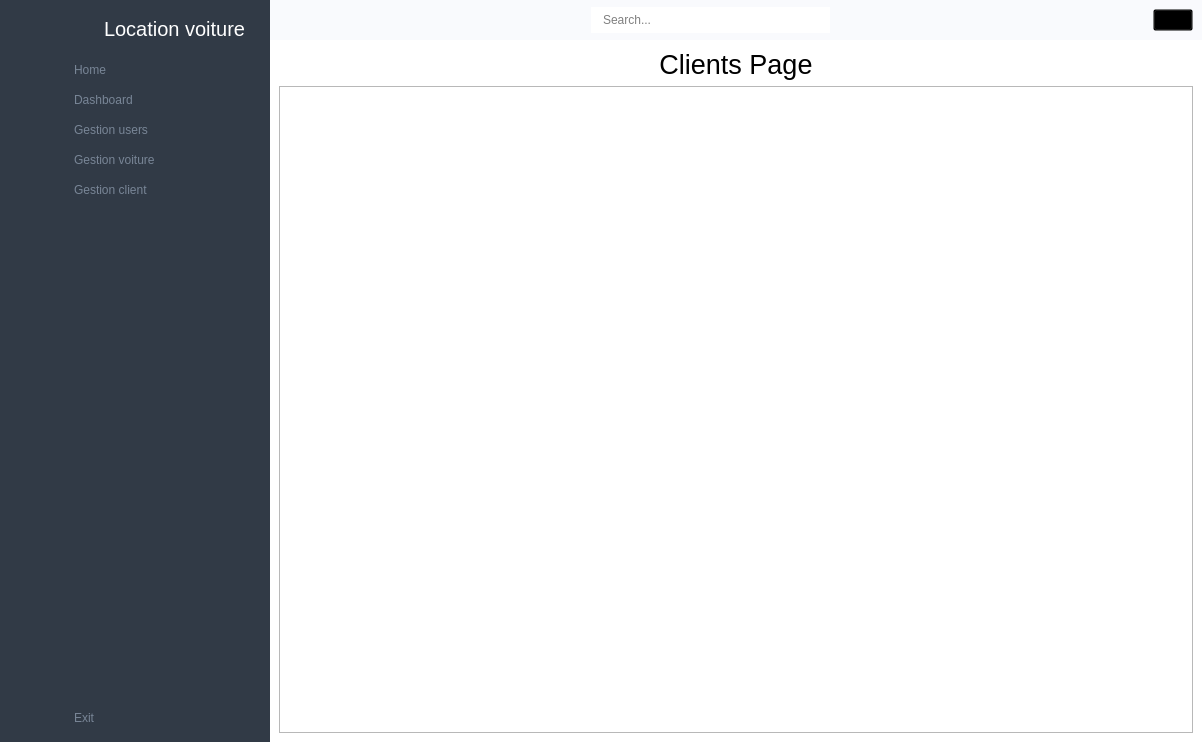
This is main_ui.ui in walidhabbach/Car-Rental-Desktop-app as Qt 5 draws it before an edit. The edited form follows.
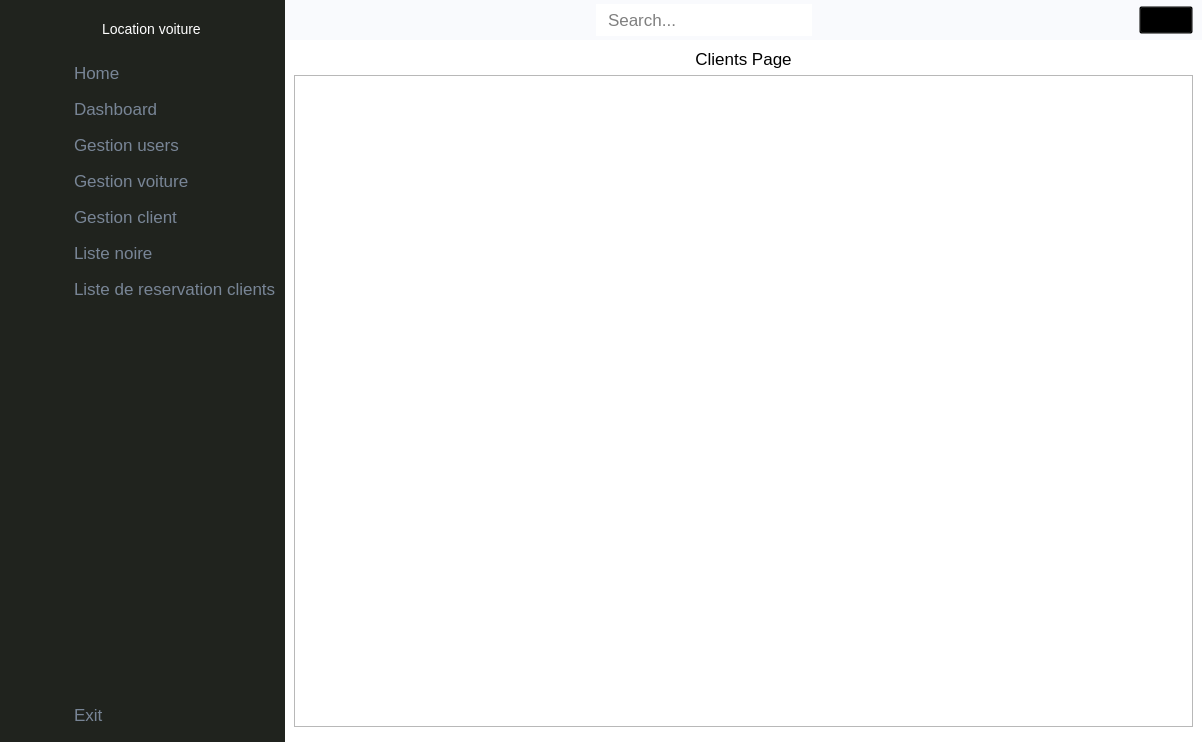
This is the edited form. The open tabs and pages were chosen to show the change. Icons and pictures are not drawn.

```diff
--- a/main_ui.ui
+++ b/main_ui.ui
@@ -16,6 +16,9 @@
   <property name="styleSheet">
    <string notr="true">/*= Style for mainwindow START
   ==================================================== */
+	*{
+		font-size: 17px;
+	}
 	#MainWindow {
 		background-color: #fff;
 	}
@@ -53,7 +56,7 @@
 	#icon_only_widget QPushButton, QLabel {
 		height:50px;
 		border:none;
-		/* border-bottom: 1px solid #b0b0b0; */
+		 /*border-bottom: 1px solid #b0b0b0; */
 	}
 
 	#icon_only_widget QPushButton:hover {
@@ -153,6 +156,9 @@
     </property>
     <item row="0" column="0">
      <widget class="QWidget" name="icon_only_widget" native="true">
+      <property name="styleSheet">
+       <string notr="true">background-color: rgb(32,35,30)</string>
+      </property>
       <layout class="QVBoxLayout" name="verticalLayout_3">
        <property name="spacing">
         <number>0</number>
@@ -185,6 +191,9 @@
              <height>50</height>
             </size>
            </property>
+           <property name="styleSheet">
+            <string notr="true">background-color: rgb(32,35,30)</string>
+           </property>
            <property name="text">
             <string/>
            </property>
@@ -203,6 +212,9 @@
          <property name="spacing">
           <number>0</number>
          </property>
+         <property name="sizeConstraint">
+          <enum>QLayout::SetMaximumSize</enum>
+         </property>
          <item>
           <widget class="QPushButton" name="home_btn_2">
            <property name="text">
@@ -323,6 +335,13 @@
            </property>
           </widget>
          </item>
+         <item>
+          <widget class="QPushButton" name="reservation_btn2">
+           <property name="text">
+            <string/>
+           </property>
+          </widget>
+         </item>
         </layout>
        </item>
        <item>
@@ -360,6 +379,9 @@
     </item>
     <item row="0" column="1">
      <widget class="QWidget" name="full_menu_widget" native="true">
+      <property name="styleSheet">
+       <string notr="true">background-color: rgb(32,35,30)</string>
+      </property>
       <layout class="QVBoxLayout" name="verticalLayout_4">
        <item>
         <layout class="QHBoxLayout" name="horizontalLayout_2">
@@ -395,9 +417,12 @@
           <widget class="QLabel" name="logo_label_3">
            <property name="font">
             <font>
-             <pointsize>15</pointsize>
+             <pointsize>-1</pointsize>
             </font>
            </property>
+           <property name="styleSheet">
+            <string notr="true">font-size:14px</string>
+           </property>
            <property name="text">
             <string>Location voiture</string>
            </property>
@@ -530,6 +555,35 @@
            </property>
           </widget>
          </item>
+         <item>
+          <widget class="QPushButton" name="liste_noire_btn">
+           <property name="styleSheet">
+            <string notr="true">checked:#fff</string>
+           </property>
+           <property name="text">
+            <string>Liste noire</string>
+           </property>
+           <property name="checkable">
+            <bool>true</bool>
+           </property>
+           <property name="autoExclusive">
+            <bool>true</bool>
+           </property>
+          </widget>
+         </item>
+         <item>
+          <widget class="QPushButton" name="reserv">
+           <property name="text">
+            <string>Liste de reservation clients</string>
+           </property>
+           <property name="checkable">
+            <bool>true</bool>
+           </property>
+           <property name="autoExclusive">
+            <bool>true</bool>
+           </property>
+          </widget>
+         </item>
         </layout>
        </item>
        <item>
@@ -539,8 +593,8 @@
          </property>
          <property name="sizeHint" stdset="0">
           <size>
-           <width>20</width>
-           <height>373</height>
+           <width>0</width>
+           <height>0</height>
           </size>
          </property>
         </spacer>
@@ -698,7 +752,7 @@
        <item>
         <widget class="QStackedWidget" name="stackedWidget">
          <property name="currentIndex">
-          <number>4</number>
+          <number>6</number>
          </property>
          <widget class="QWidget" name="home">
           <layout class="QGridLayout" name="gridLayout_2">
@@ -706,7 +760,7 @@
             <widget class="QLabel" name="label_4">
              <property name="font">
               <font>
-               <pointsize>20</pointsize>
+               <pointsize>-1</pointsize>
               </font>
              </property>
              <property name="text">
@@ -725,7 +779,7 @@
             <widget class="QLabel" name="label_5">
              <property name="font">
               <font>
-               <pointsize>20</pointsize>
+               <pointsize>-1</pointsize>
               </font>
              </property>
              <property name="text">
@@ -744,7 +798,7 @@
             <widget class="QLabel" name="label_6">
              <property name="font">
               <font>
-               <pointsize>20</pointsize>
+               <pointsize>-1</pointsize>
               </font>
              </property>
              <property name="text">
@@ -763,7 +817,7 @@
             <widget class="QLabel" name="label_7">
              <property name="font">
               <font>
-               <pointsize>20</pointsize>
+               <pointsize>-1</pointsize>
               </font>
              </property>
              <property name="text">
@@ -778,11 +832,14 @@
          </widget>
          <widget class="QWidget" name="page_crud_clients">
           <layout class="QGridLayout" name="gridLayout_6">
+           <item row="1" column="0">
+            <widget class="QTableWidget" name="clients_data"/>
+           </item>
            <item row="0" column="0">
             <widget class="QLabel" name="label_8">
              <property name="font">
               <font>
-               <pointsize>20</pointsize>
+               <pointsize>-1</pointsize>
               </font>
              </property>
              <property name="text">
@@ -793,41 +850,54 @@
              </property>
             </widget>
            </item>
-           <item row="1" column="0">
-            <widget class="QTableWidget" name="clients_data"/>
+           <item row="2" column="0">
+            <widget class="QFrame" name="frame">
+             <property name="frameShape">
+              <enum>QFrame::StyledPanel</enum>
+             </property>
+             <property name="frameShadow">
+              <enum>QFrame::Raised</enum>
+             </property>
+            </widget>
            </item>
           </layout>
          </widget>
-         <widget class="QWidget" name="page_6">
+         <widget class="QWidget" name="page_noire_clients">
           <layout class="QGridLayout" name="gridLayout_7">
            <item row="0" column="0">
             <widget class="QLabel" name="label_9">
              <property name="font">
               <font>
-               <pointsize>20</pointsize>
+               <pointsize>-1</pointsize>
               </font>
              </property>
              <property name="text">
-              <string>Search Page</string>
+              <string>Page noire</string>
              </property>
              <property name="alignment">
               <set>Qt::AlignCenter</set>
              </property>
             </widget>
            </item>
+           <item row="1" column="0">
+            <widget class="QTableWidget" name="page_noire_data"/>
+           </item>
           </layout>
          </widget>
-         <widget class="QWidget" name="page_7">
+         <widget class="QWidget" name="page_reserv">
           <layout class="QGridLayout" name="gridLayout_8">
+           <item row="1" column="0">
+            <widget class="QTableWidget" name="reservation_data"/>
+           </item>
            <item row="0" column="0">
             <widget class="QLabel" name="label_10">
              <property name="font">
               <font>
-               <pointsize>20</pointsize>
+               <pointsize>-1</pointsize>
               </font>
              </property>
              <property name="text">
-              <string>User Page</string>
+              <string>Page reservation</string>
              </property>
              <property name="alignment">
               <set>Qt::AlignCenter</set>
```
